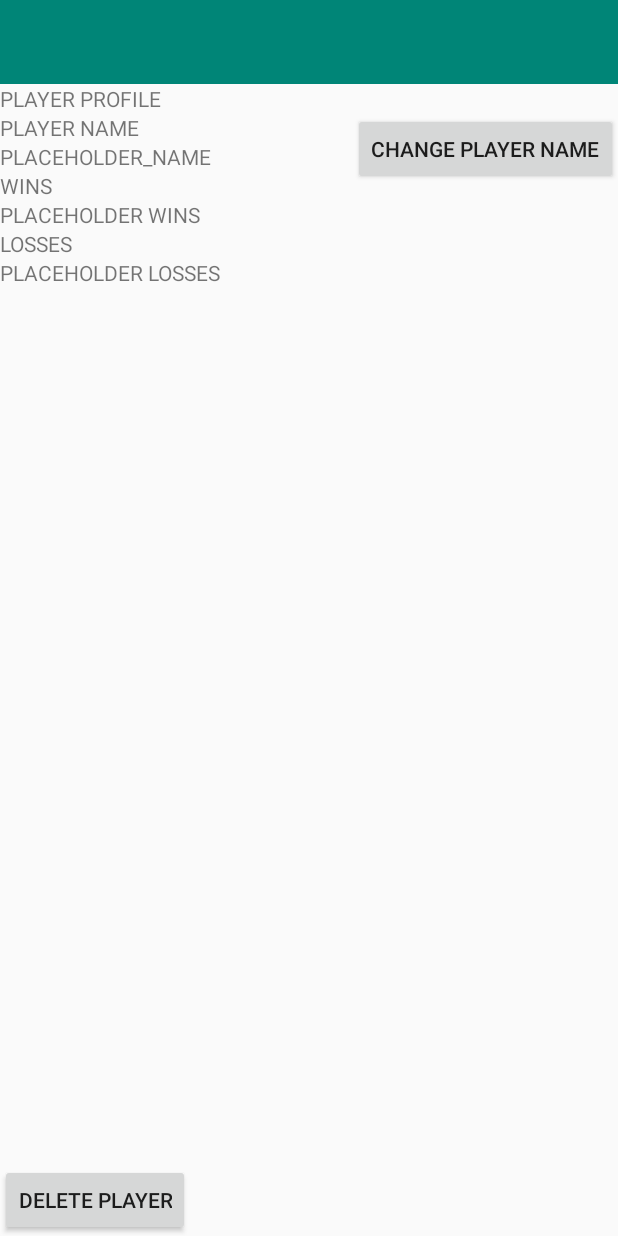
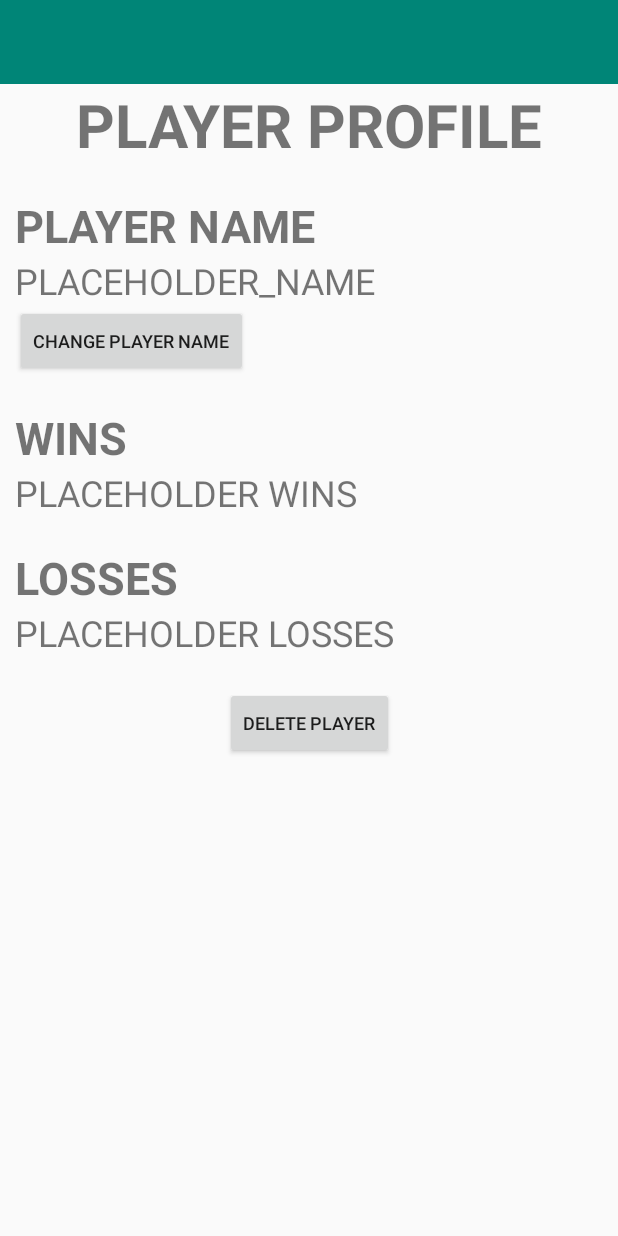
Before and after one commit to pzhang24/TennisScoreTracker, an Android app: the PlayerProfileActivity screen opened directly, with no data from a screen before it, on a phone screen of 412 x 824 dp. Run offline under Robolectric (Android 15) with nearby library versions, the phone set to English and light mode, and no system bars.

Commit message:
Improved UI design.

```diff
--- a/app/src/main/java/com/example/tennisscoretracker/player_database/PlayerDBHelper.java
+++ b/app/src/main/java/com/example/tennisscoretracker/player_database/PlayerDBHelper.java
@@ -42,7 +42,7 @@ public class PlayerDBHelper extends SQLiteOpenHelper {
 
     private static final int DB_INSERT_ERROR = -1;
 
-    private static final int MAX_PLAYER_CAPACITY = 3;
+    private static final int MAX_PLAYER_CAPACITY = 100;
 
     /**
      * Private constructor - used in getInstance() method
@@ -97,7 +97,7 @@ public class PlayerDBHelper extends SQLiteOpenHelper {
      * @return true if player was successfully inserted into database, and false otherwise.
      * Throws PlayerNameAlreadyExistsException if player name is already taken (ie in the database).
      * Throws TooManyPlayersException if the current number of players in the database
-     *  is equal to MAX_PLAYER_CAPACITY.
+     *  is equal to (or exceeds) MAX_PLAYER_CAPACITY.
      */
     public boolean insertNewPlayer(String playerName)
             throws PlayerNameAlreadyExistsException, TooManyPlayersException {
--- a/app/src/main/res/layout/activity_main.xml
+++ b/app/src/main/res/layout/activity_main.xml
@@ -4,6 +4,7 @@
     xmlns:tools="http://schemas.android.com/tools"
     android:layout_width="match_parent"
     android:layout_height="match_parent"
+    android:background="@drawable/aleksandar_kyng_tenniscourtphoto"
     tools:context=".MainActivity">
 
     <include
--- a/app/src/main/res/layout/activity_player_profile.xml
+++ b/app/src/main/res/layout/activity_player_profile.xml
@@ -14,15 +14,27 @@
         android:id="@+id/player_profile_PLAYER_PROFILE_HEADING_TEXTVIEW"
         android:layout_width="wrap_content"
         android:layout_height="wrap_content"
+        android:layout_marginStart="88dp"
+        android:layout_marginLeft="88dp"
+        android:layout_marginEnd="88dp"
+        android:layout_marginRight="88dp"
         android:text="@string/player_profile_PLAYER_PROFILE_HEADING_TEXTVIEW"
-        app:layout_constraintTop_toBottomOf="@id/toolbar_main"
-        app:layout_constraintStart_toStartOf="parent" />
+        android:textSize="40sp"
+        android:textStyle="bold"
+        app:layout_constraintEnd_toEndOf="parent"
+        app:layout_constraintStart_toStartOf="parent"
+        app:layout_constraintTop_toBottomOf="@id/toolbar_main" />
 
     <TextView
         android:id="@+id/player_profile_PLAYER_NAME_HEADING_TEXTVIEW"
         android:layout_width="wrap_content"
         android:layout_height="wrap_content"
+        android:layout_marginTop="20dp"
+        android:layout_marginStart="10dp"
+        android:layout_marginLeft="10dp"
         android:text="@string/player_profile_PLAYER_NAME_HEADING_TEXTVIEW"
+        android:textSize="30sp"
+        android:textStyle="bold"
         app:layout_constraintTop_toBottomOf="@id/player_profile_PLAYER_PROFILE_HEADING_TEXTVIEW"
         app:layout_constraintStart_toStartOf="parent" />
 
@@ -31,55 +43,72 @@
         android:layout_width="wrap_content"
         android:layout_height="wrap_content"
         android:text="@string/player_profile_PLAYER_NAME_DISPLAY_TEXTVIEW"
+        android:textSize="24sp"
         app:layout_constraintTop_toBottomOf="@id/player_profile_PLAYER_NAME_HEADING_TEXTVIEW"
-        app:layout_constraintStart_toStartOf="parent" />
+        app:layout_constraintStart_toStartOf="@id/player_profile_PLAYER_NAME_HEADING_TEXTVIEW" />
 
     <TextView
         android:id="@+id/player_profile_PLAYER_WINS_HEADING_TEXTVIEW"
         android:layout_width="wrap_content"
         android:layout_height="wrap_content"
+        android:layout_marginTop="20dp"
         android:text="@string/player_profile_PLAYER_WINS_HEADING_TEXTVIEW"
-        app:layout_constraintTop_toBottomOf="@id/player_profile_PLAYER_NAME_DISPLAY_TEXTVIEW"
-        app:layout_constraintStart_toStartOf="parent" />
+        android:textSize="30sp"
+        android:textStyle="bold"
+        app:layout_constraintTop_toBottomOf="@id/player_profile_CHANGE_PLAYER_NAME_BUTTON"
+        app:layout_constraintStart_toStartOf="@id/player_profile_PLAYER_NAME_HEADING_TEXTVIEW" />
 
     <TextView
         android:id="@+id/player_profile_PLAYER_WINS_DISPLAY_TEXTVIEW"
         android:layout_width="wrap_content"
         android:layout_height="wrap_content"
         android:text="@string/player_profile_PLAYER_WINS_DISPLAY_TEXTVIEW"
+        android:textSize="24sp"
         app:layout_constraintTop_toBottomOf="@id/player_profile_PLAYER_WINS_HEADING_TEXTVIEW"
-        app:layout_constraintStart_toStartOf="parent" />
+        app:layout_constraintStart_toStartOf="@id/player_profile_PLAYER_NAME_HEADING_TEXTVIEW" />
 
     <TextView
         android:id="@+id/player_profile_PLAYER_LOSSES_HEADING_TEXTVIEW"
         android:layout_width="wrap_content"
         android:layout_height="wrap_content"
+        android:layout_marginTop="20dp"
         android:text="@string/player_profile_PLAYER_LOSSES_HEADING_TEXTVIEW"
+        android:textSize="30sp"
+        android:textStyle="bold"
         app:layout_constraintTop_toBottomOf="@id/player_profile_PLAYER_WINS_DISPLAY_TEXTVIEW"
-        app:layout_constraintStart_toStartOf="parent" />
+        app:layout_constraintStart_toStartOf="@id/player_profile_PLAYER_NAME_HEADING_TEXTVIEW" />
 
     <TextView
         android:id="@+id/player_profile_PLAYER_LOSSES_DISPLAY_TEXTVIEW"
         android:layout_width="wrap_content"
         android:layout_height="wrap_content"
         android:text="@string/player_profile_PLAYER_LOSSES_DISPLAY_TEXTVIEW"
+        android:textSize="24sp"
         app:layout_constraintTop_toBottomOf="@id/player_profile_PLAYER_LOSSES_HEADING_TEXTVIEW"
-        app:layout_constraintStart_toStartOf="parent" />
+        app:layout_constraintStart_toStartOf="@id/player_profile_PLAYER_NAME_HEADING_TEXTVIEW" />
 
     <Button
         android:id="@+id/player_profile_CHANGE_PLAYER_NAME_BUTTON"
         android:layout_width="wrap_content"
         android:layout_height="wrap_content"
         android:text="@string/player_profile_CHANGE_PLAYER_NAME_BUTTON"
-        app:layout_constraintTop_toTopOf="@id/player_profile_PLAYER_NAME_HEADING_TEXTVIEW"
-        app:layout_constraintEnd_toEndOf="parent" />
+        android:textSize="12sp"
+        app:layout_constraintStart_toStartOf="@id/player_profile_PLAYER_NAME_DISPLAY_TEXTVIEW"
+        app:layout_constraintTop_toBottomOf="@id/player_profile_PLAYER_NAME_DISPLAY_TEXTVIEW" />
 
     <Button
         android:id="@+id/player_profile_DELETE_PLAYER_BUTTON"
         android:layout_width="wrap_content"
         android:layout_height="wrap_content"
+        android:layout_marginStart="32dp"
+        android:layout_marginLeft="32dp"
+        android:layout_marginEnd="32dp"
+        android:layout_marginRight="32dp"
+        android:layout_marginTop="20dp"
         android:text="@string/player_profile_DELETE_PLAYER_BUTTON"
-        app:layout_constraintBottom_toBottomOf="parent"
+        android:textSize="12sp"
+        app:layout_constraintTop_toBottomOf="@id/player_profile_PLAYER_LOSSES_DISPLAY_TEXTVIEW"
+        app:layout_constraintEnd_toEndOf="parent"
         app:layout_constraintStart_toStartOf="parent" />
 
 
```
Also changed, not shown: app/src/main/res/drawable/activity_player_records_listview_border.xml (added, +8 -0 lines), app/src/main/res/layout/activity_new_player.xml (+11 -5 lines), app/src/main/res/layout/activity_player_records.xml (+12 -1 lines), app/src/main/res/drawable/aleksandar_kyng_tenniscourtphoto.jpg (added).
